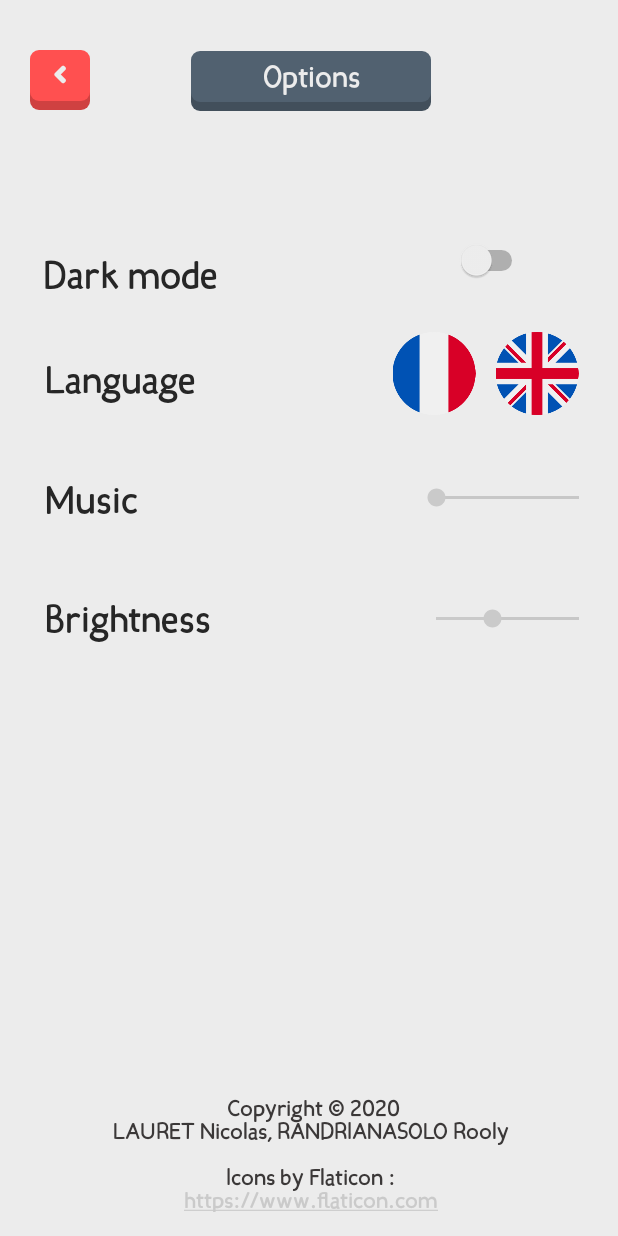
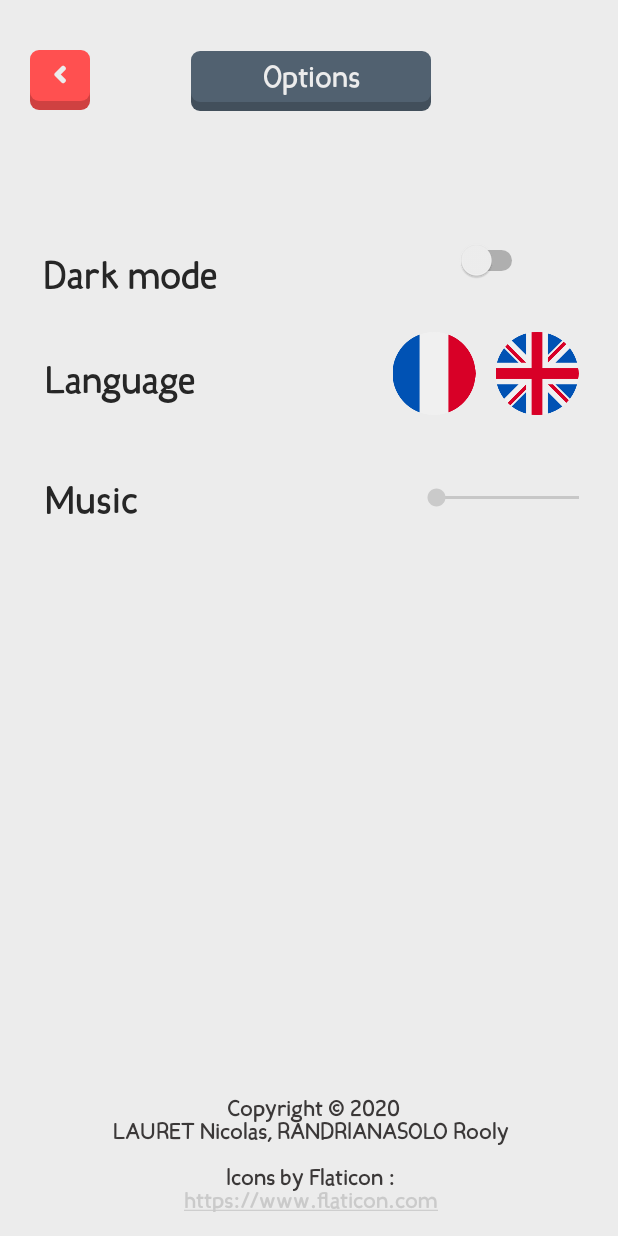
Before and after one commit to 1visible/Watizit, an Android app: the MenuOptions screen opened directly, with no data from a screen before it, on a phone screen of 412 x 824 dp. Run offline under Robolectric (Android 15) with nearby library versions, the phone set to English and light mode, and no system bars.

```diff
--- a/app/src/main/AndroidManifest.xml
+++ b/app/src/main/AndroidManifest.xml
@@ -3,7 +3,6 @@
     xmlns:tools="http://schemas.android.com/tools"
     package="com.example.watizit" >
 
-    <uses-permission android:name="android.permission.WRITE_SETTINGS" />
 
     <application
         android:allowBackup="true"
--- a/app/src/main/java/com/example/watizit/menus/MenuOptions.java
+++ b/app/src/main/java/com/example/watizit/menus/MenuOptions.java
@@ -1,13 +1,8 @@
 package com.example.watizit.menus;
 
-import android.content.ContentResolver;
 import android.content.Context;
-import android.content.Intent;
 import android.media.AudioManager;
-import android.net.Uri;
-import android.os.Build;
 import android.os.Bundle;
-import android.provider.Settings;
 import android.text.method.LinkMovementMethod;
 import android.view.View;
 import android.widget.Button;
@@ -24,10 +19,8 @@ public class MenuOptions extends AppCompatActivity {
 
 
     TextView textView;
-    SeekBar luminosityseekBar;
     SeekBar volumeseekBar;
     AudioManager audioManager;
-    boolean succes = false;
 
     @Override
     protected void onCreate(Bundle savedInstanceState) {
@@ -47,65 +40,7 @@ public class MenuOptions extends AppCompatActivity {
         textView = findViewById(R.id.copyright);
         textView.setMovementMethod(LinkMovementMethod.getInstance());
 
-        luminosityseekBar = findViewById(R.id.light);
-        luminosityseekBar.setMax(255);
-        luminosityseekBar.setProgress(getLuminosite());
-        getPermission();
 
-        luminosityseekBar.setOnSeekBarChangeListener(new SeekBar.OnSeekBarChangeListener() {
-            @Override
-            public void onProgressChanged(SeekBar seekBar, int progress, boolean fromUser) {
-                if(fromUser && succes){
-                    setLuminosite(progress);
-                }
-            }
-
-            @Override
-            public void onStartTrackingTouch(SeekBar seekBar) {
-
-            }
-
-            @Override
-            public void onStopTrackingTouch(SeekBar seekBar) {
-                if(!succes){
-                    toastMessage("Permission not granted!");
-                }
-            }
-        });
-
-        /*int cLuminosite = Settings.System.getInt(getContentResolver(),Settings.System.SCREEN_BRIGHTNESS,0);
-        luminosityseekBar.setProgress(cLuminosite);
-
-        luminosityseekBar.setOnSeekBarChangeListener(new SeekBar.OnSeekBarChangeListener() {
-            @RequiresApi(api = Build.VERSION_CODES.M)
-            @Override
-            public void onProgressChanged(SeekBar seekBar, int progress, boolean fromUser) {
-                Context context = getApplicationContext();
-                boolean canWrite = Settings.System.canWrite(context);
-                if(canWrite){
-                    int sLuminosite = progress*255/255;
-                    Settings.System.putInt(context.getContentResolver(),
-                            Settings.System.SCREEN_BRIGHTNESS_MODE,
-                            Settings.System.SCREEN_BRIGHTNESS_MODE_MANUAL);
-                            Settings.System.putInt(context.getContentResolver(),
-                                    Settings.System.SCREEN_BRIGHTNESS,sLuminosite);
-                }
-                else{
-                    Intent intent = new Intent((Settings.ACTION_MANAGE_WRITE_SETTINGS));
-                    context.startActivity(intent);
-                }
-            }
-
-            @Override
-            public void onStartTrackingTouch(SeekBar seekBar) {
-
-            }
-
-            @Override
-            public void onStopTrackingTouch(SeekBar seekBar) {
-
-            }
-        });*/
         setVolumeControlStream(AudioManager.STREAM_MUSIC);
         changeVolume();
 
@@ -123,57 +58,7 @@ public class MenuOptions extends AppCompatActivity {
         WatizUtil.setLocale("fr", this);
     }
 
-    private void setLuminosite(int luminosity){
-        if (luminosity < 0){
-            luminosity = 0;
-        }
-        else if (luminosity > 255){
-            luminosity = 255;
-        }
-        ContentResolver contentResolver = getApplicationContext().getContentResolver();
-        Settings.System.putInt(contentResolver, Settings.System.SCREEN_BRIGHTNESS, luminosity);
-    }
 
-    private int getLuminosite(){
-        int luminosity = 100;
-        try{
-            ContentResolver contentResolver = getApplicationContext().getContentResolver();
-            luminosity = Settings.System.getInt(contentResolver, Settings.System.SCREEN_BRIGHTNESS);
-        }catch (Settings.SettingNotFoundException e){
-            e.printStackTrace();
-        }
-        return  luminosity;
-    }
-
-    private void getPermission(){
-        boolean value;
-        if(Build.VERSION.SDK_INT >= Build.VERSION_CODES.M){
-            value = Settings.System.canWrite(getApplicationContext());
-            if(value){
-                succes = true;
-            }
-            else{
-                succes = true;
-                Intent intent = new Intent(Settings.ACTION_MANAGE_WRITE_SETTINGS);
-                intent.setData(Uri.parse("package :" + getApplicationContext().getPackageName()));
-                startActivityForResult(intent, 1000);
-            }
-        }
-    }
-
-    @Override
-    protected void onActivityResult(int requestCode, int resultcode, Intent data) {
-        if (requestCode == 1000) {
-            if (Build.VERSION.SDK_INT >= Build.VERSION_CODES.M) {
-                boolean value = Settings.System.canWrite(getApplicationContext());
-                if (value) {
-                    succes = true;
-                } else {
-                    toastMessage("Permission not granted");
-                }
-            }
-        }
-    }
 
     private  void changeVolume(){
         try {
--- a/app/src/main/java/com/example/watizit/utils/WatizUtil.java
+++ b/app/src/main/java/com/example/watizit/utils/WatizUtil.java
@@ -76,4 +76,6 @@ public class WatizUtil {
         return pref.getString("watizit_language", null);
     }
 
+
+
 }
--- a/app/src/main/res/layout/menu_options.xml
+++ b/app/src/main/res/layout/menu_options.xml
@@ -147,31 +147,5 @@
         app:layout_constraintTop_toTopOf="@+id/musique"
         app:layout_constraintVertical_bias="0.417" />
 
-    <TextView
-        android:id="@+id/luminosite"
-        android:layout_width="wrap_content"
-        android:layout_height="wrap_content"
-        android:layout_marginStart="5dp"
-        android:layout_marginLeft="5dp"
-        android:layout_marginTop="36dp"
-        android:text="@string/brightness"
-        app:layout_constraintBottom_toBottomOf="parent"
-        app:layout_constraintEnd_toStartOf="@+id/light"
-        app:layout_constraintHorizontal_bias="0.155"
-        app:layout_constraintStart_toStartOf="parent"
-        app:layout_constraintTop_toBottomOf="@+id/musique"
-        app:layout_constraintVertical_bias="0.023" />
-
-    <SeekBar
-        android:id="@+id/light"
-        android:layout_width="127dp"
-        android:layout_height="24dp"
-        android:layout_marginEnd="10dp"
-        android:layout_marginRight="10dp"
-        app:layout_constraintBottom_toBottomOf="@+id/luminosite"
-        app:layout_constraintEnd_toEndOf="parent"
-        app:layout_constraintTop_toTopOf="@+id/luminosite"
-        app:layout_constraintVertical_bias="0.52" />
-
 
 </androidx.constraintlayout.widget.ConstraintLayout>
```
Also changed, not shown: app/src/main/res/layout/confirm_help.xml (+4 -4 lines), app/src/main/res/layout/popup.xml (+8 -8 lines), app/src/main/res/layout/popup_help.xml (+9 -9 lines).
